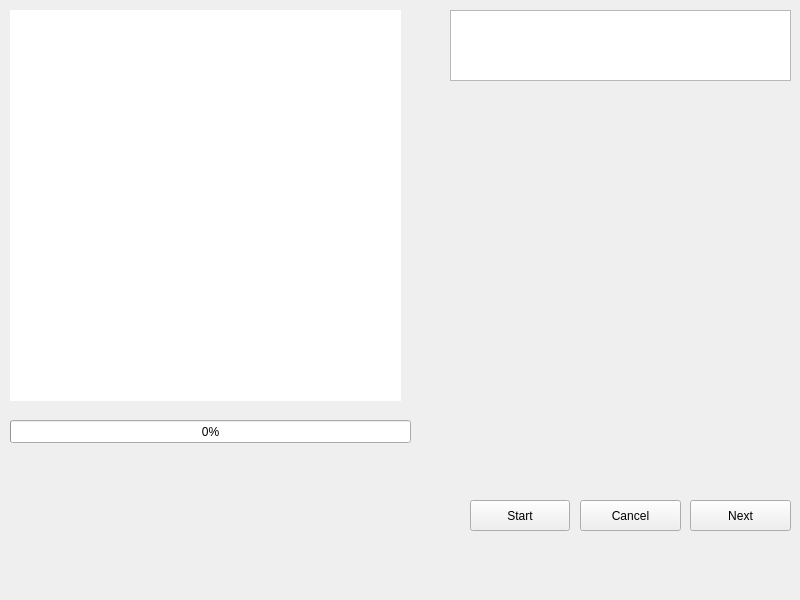
Above: ui/subpanel/accelcalibration/AccelCalibrationPanel.ui from AeroQuad/AeroQuadConfiguratorPyQt before the change. Below: the same form after it.
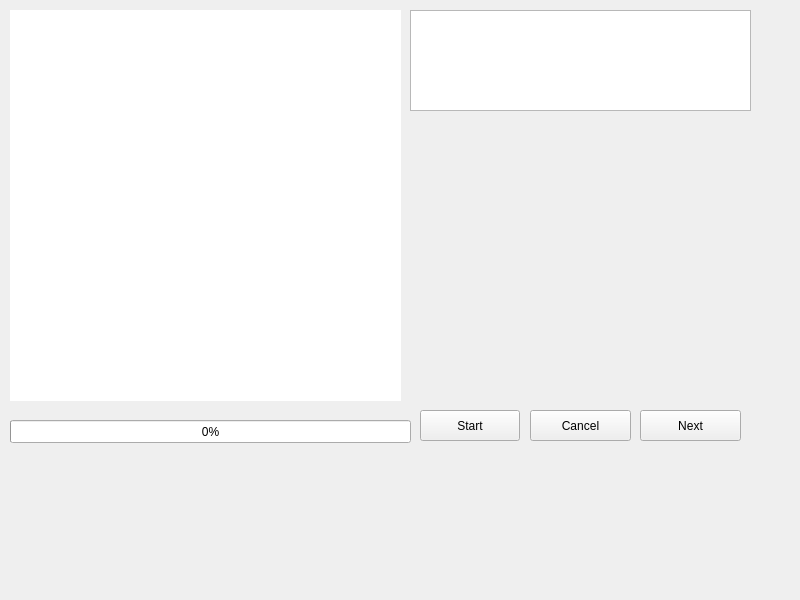
That is the form after the change.

Commit message: Some work on accel calibration, almost working :(

Diff of the .ui file:
```diff
--- a/ui/subpanel/accelcalibration/AccelCalibrationPanel.ui
+++ b/ui/subpanel/accelcalibration/AccelCalibrationPanel.ui
@@ -27,8 +27,8 @@
   <widget class="QPushButton" name="cancel">
    <property name="geometry">
     <rect>
-     <x>580</x>
-     <y>500</y>
+     <x>530</x>
+     <y>410</y>
      <width>101</width>
      <height>31</height>
     </rect>
@@ -40,10 +40,10 @@
   <widget class="QTextBrowser" name="commLog">
    <property name="geometry">
     <rect>
-     <x>450</x>
+     <x>410</x>
      <y>10</y>
      <width>341</width>
-     <height>71</height>
+     <height>101</height>
     </rect>
    </property>
    <property name="font">
@@ -65,8 +65,8 @@
   <widget class="QPushButton" name="start">
    <property name="geometry">
     <rect>
-     <x>470</x>
-     <y>500</y>
+     <x>420</x>
+     <y>410</y>
      <width>100</width>
      <height>31</height>
     </rect>
@@ -78,8 +78,8 @@
   <widget class="QPushButton" name="next">
    <property name="geometry">
     <rect>
-     <x>690</x>
-     <y>500</y>
+     <x>640</x>
+     <y>410</y>
      <width>101</width>
      <height>31</height>
     </rect>
```
Left out of the diff: 12 changed lines with no effect on the pictures. The commit also changes 8 other files.
